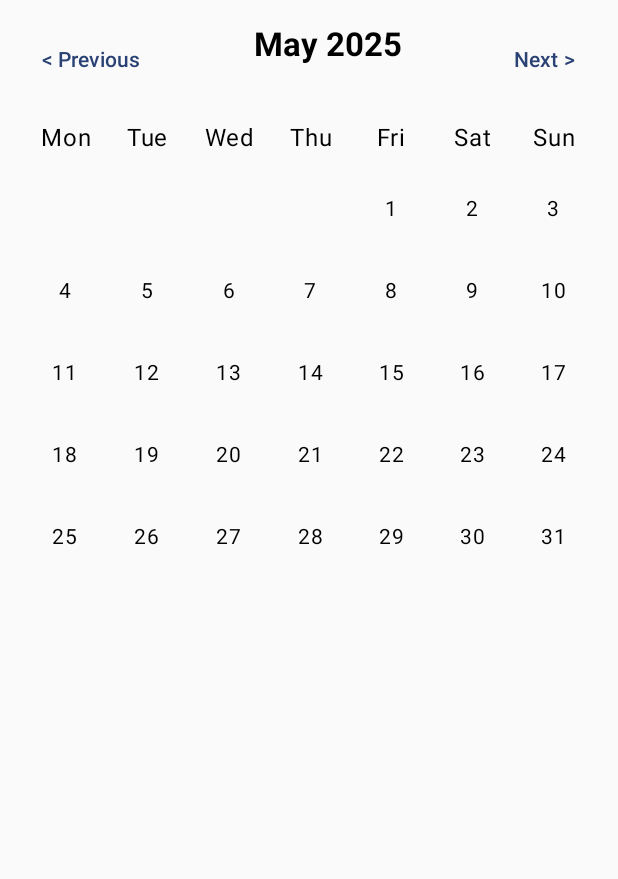
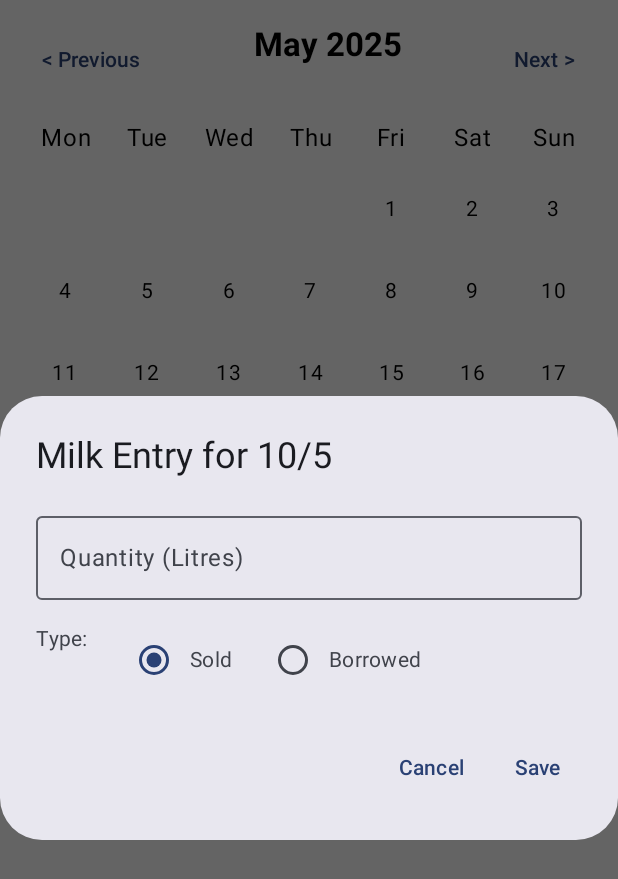
Before and after one commit to TheOwaisLone/Milk-Tracker, an Android app built with Jetpack Compose: the screen it shows after launch (MainActivity), after a tap on "10", on a phone screen of 412 x 824 dp. Shown: the top 879 px of the screen. Run offline under Robolectric (Android 15) with nearby library versions, the phone set to English and light mode, and no system bars; our stand-ins replace Room's generated code.

Commit message:
Entry Dialog Added

```diff
--- a/app/src/main/java/com/owais/milktracker/ui/calendar/CalendarScreen.kt
+++ b/app/src/main/java/com/owais/milktracker/ui/calendar/CalendarScreen.kt
@@ -15,6 +15,7 @@ import androidx.compose.ui.text.font.FontWeight
 import androidx.compose.ui.text.style.TextAlign
 import androidx.compose.ui.unit.*
 import androidx.lifecycle.viewmodel.compose.viewModel
+import com.owais.milktracker.ui.components.EntryDialog
 import com.owais.milktracker.viewmodel.MilkViewModel
 import com.owais.milktracker.viewmodel.MilkViewModelFactory
 import java.time.LocalDate
@@ -88,10 +89,12 @@ fun CalendarScreen() {
 @RequiresApi(Build.VERSION_CODES.O)
 @Composable
 fun CalendarDay(date: LocalDate, viewModel: MilkViewModel) {
+    var showDialog by remember { mutableStateOf(false) }
+
     val entry = viewModel.getEntry(date)
-    val bgColor = when (entry?.isBorrowed) {
-        true -> Color.Red.copy(alpha = 0.3f)
-        false -> Color.Blue.copy(alpha = 0.3f)
+    val bgColor = when {
+        entry?.isBorrowed == true -> Color.Red.copy(alpha = 0.3f)
+        entry?.isBorrowed == false -> Color.Blue.copy(alpha = 0.3f)
         else -> Color.Transparent
     }
 
@@ -100,12 +103,24 @@ fun CalendarDay(date: LocalDate, viewModel: MilkViewModel) {
             .aspectRatio(1f)
             .padding(4.dp)
             .background(bgColor, shape = MaterialTheme.shapes.medium)
-            .clickable { /* Show entry dialog (next) */ },
+            .clickable { showDialog = true },
         contentAlignment = Alignment.Center
     ) {
         Text(text = "${date.dayOfMonth}", fontSize = 14.sp)
     }
+
+    if (showDialog) {
+        EntryDialog(
+            date = date,
+            initialEntry = entry,
+            onDismiss = { showDialog = false },
+            onSave = {
+                viewModel.upsertEntry(it)
+            }
+        )
+    }
 }
+
 
 
 @RequiresApi(Build.VERSION_CODES.O)
--- /dev/null
+++ b/app/src/main/java/com/owais/milktracker/ui/components/EntryDialog.kt
@@ -0,0 +1,79 @@
+package com.owais.milktracker.ui.components
+
+import androidx.compose.foundation.layout.*
+import androidx.compose.foundation.text.KeyboardOptions
+import androidx.compose.material3.*
+import androidx.compose.runtime.*
+import androidx.compose.ui.Modifier
+import androidx.compose.ui.text.input.KeyboardType
+import androidx.compose.ui.unit.dp
+import com.owais.milktracker.data.model.MilkEntry
+import java.time.LocalDate
+
+@Composable
+fun EntryDialog(
+    date: LocalDate,
+    initialEntry: MilkEntry?,
+    onDismiss: () -> Unit,
+    onSave: (MilkEntry) -> Unit
+) {
+    var quantity by remember { mutableStateOf(initialEntry?.quantity?.toString() ?: "") }
+    var isBorrowed by remember { mutableStateOf(initialEntry?.isBorrowed ?: false) }
+
+    AlertDialog(
+        onDismissRequest = onDismiss,
+        confirmButton = {
+            TextButton(onClick = {
+                val qty = quantity.toDoubleOrNull()
+                if (qty != null) {
+                    onSave(
+                        MilkEntry(
+                            id = initialEntry?.id ?: 0,
+                            date = date,
+                            quantity = qty,
+                            isBorrowed = isBorrowed
+                        )
+                    )
+                }
+                onDismiss()
+            }) {
+                Text("Save")
+            }
+        },
+        dismissButton = {
+            TextButton(onClick = onDismiss) { Text("Cancel") }
+        },
+        title = { Text("Milk Entry for ${date.dayOfMonth}/${date.monthValue}") },
+        text = {
+            Column {
+                OutlinedTextField(
+                    value = quantity,
+                    onValueChange = { quantity = it },
+                    label = { Text("Quantity (Litres)") },
+                    keyboardOptions = KeyboardOptions.Default.copy(keyboardType = KeyboardType.Number),
+                    modifier = Modifier.fillMaxWidth()
+                )
+                Spacer(modifier = Modifier.height(16.dp))
+                Row {
+                    Text("Type: ")
+                    Spacer(modifier = Modifier.width(16.dp))
+                    Row(
+                        verticalAlignment = androidx.compose.ui.Alignment.CenterVertically
+                    ) {
+                        RadioButton(
+                            selected = !isBorrowed,
+                            onClick = { isBorrowed = false }
+                        )
+                        Text("Sold")
+                        Spacer(modifier = Modifier.width(16.dp))
+                        RadioButton(
+                            selected = isBorrowed,
+                            onClick = { isBorrowed = true }
+                        )
+                        Text("Borrowed")
+                    }
+                }
+            }
+        }
+    )
+}
```
